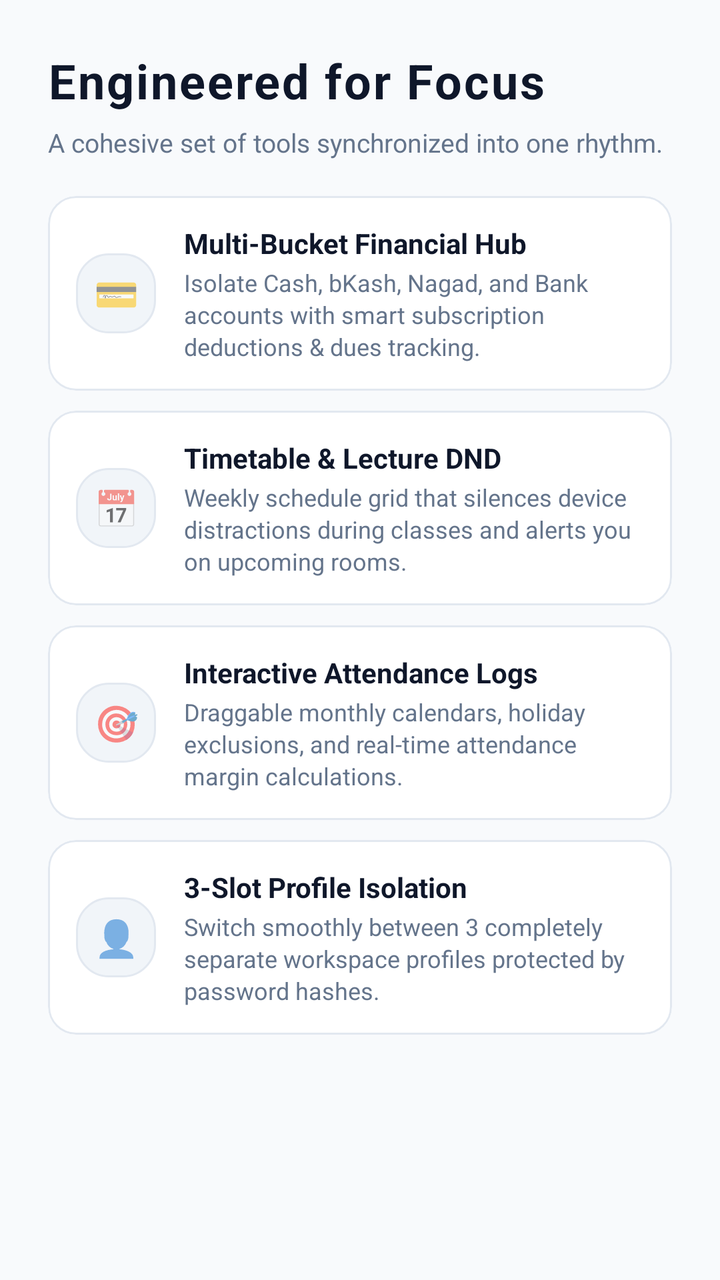
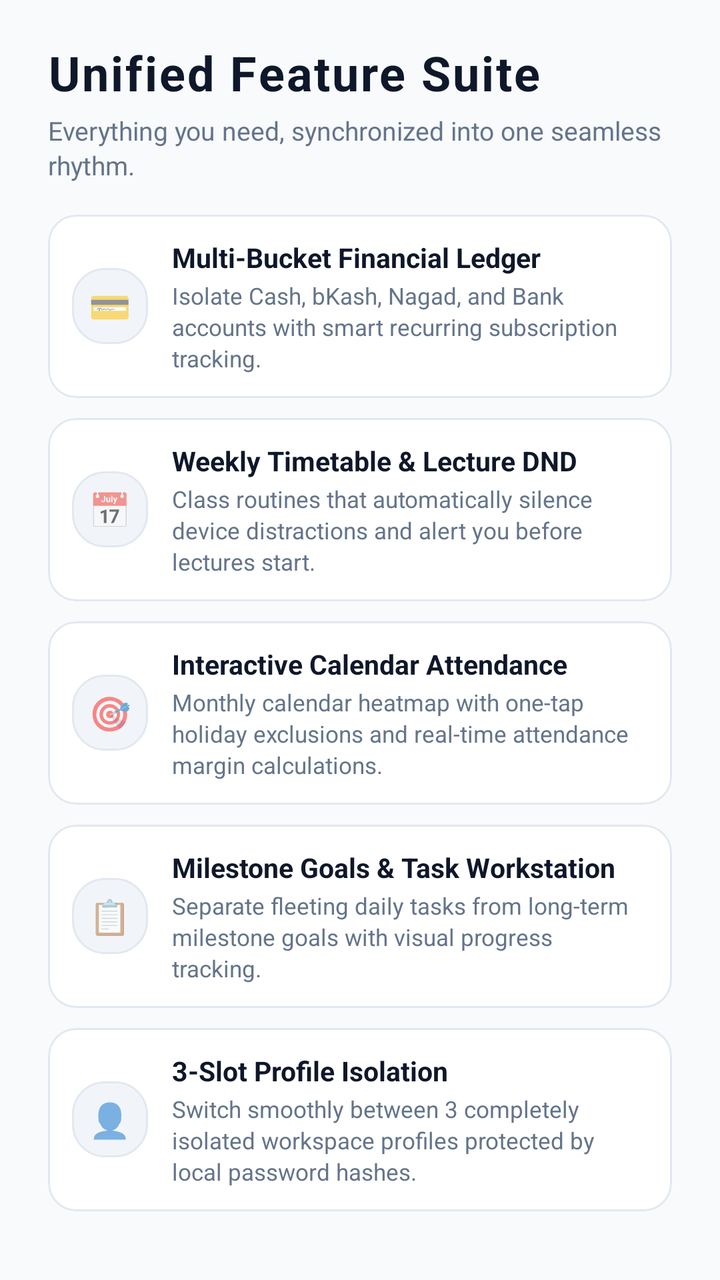

An Android layout rendered at two revisions. The XML below is the earlier revision; the diff shows what the commit changed to produce the second picture.
<!-- AndroidManifest.xml: application theme Theme.LifeSync -->
<!-- res/layout/item_onboarding_features.xml -->
<?xml version="1.0" encoding="utf-8"?>
<ScrollView xmlns:android="http://schemas.android.com/apk/res/android"
    xmlns:app="http://schemas.android.com/apk/res-auto"
    android:layout_width="match_parent"
    android:layout_height="match_parent"
    android:fillViewport="true">

    <LinearLayout
        android:layout_width="match_parent"
        android:layout_height="wrap_content"
        android:orientation="vertical"
        android:paddingHorizontal="24dp"
        android:paddingVertical="24dp">

        <TextView
            android:layout_width="wrap_content"
            android:layout_height="wrap_content"
            android:letterSpacing="0.04"
            android:text="Engineered for Focus"
            android:textColor="@color/text_primary"
            android:textSize="24sp"
            android:textStyle="bold" />

        <TextView
            android:layout_width="wrap_content"
            android:layout_height="wrap_content"
            android:layout_marginTop="6dp"
            android:text="A cohesive set of tools synchronized into one rhythm."
            android:textColor="@color/text_secondary"
            android:textSize="13sp" />

        
        <com.google.android.material.card.MaterialCardView
            android:layout_width="match_parent"
            android:layout_height="wrap_content"
            android:layout_marginTop="18dp"
            android:layout_marginBottom="10dp"
            app:cardBackgroundColor="@color/surface_card"
            app:cardCornerRadius="14dp"
            app:cardElevation="0dp"
            app:strokeColor="@color/card_stroke"
            app:strokeWidth="1dp">

            <LinearLayout
                android:layout_width="match_parent"
                android:layout_height="wrap_content"
                android:gravity="center_vertical"
                android:orientation="horizontal"
                android:padding="14dp">

                <TextView
                    android:layout_width="40dp"
                    android:layout_height="40dp"
                    android:background="@drawable/bg_glass_squircle_action"
                    android:gravity="center"
                    android:text="💳"
                    android:textSize="18sp" />

                <LinearLayout
                    android:layout_width="0dp"
                    android:layout_height="wrap_content"
                    android:layout_marginStart="14dp"
                    android:layout_weight="1"
                    android:orientation="vertical">

                    <TextView
                        android:layout_width="wrap_content"
                        android:layout_height="wrap_content"
                        android:text="Multi-Bucket Financial Hub"
                        android:textColor="@color/text_primary"
                        android:textSize="14sp"
                        android:textStyle="bold" />

                    <TextView
                        android:layout_width="wrap_content"
                        android:layout_height="wrap_content"
                        android:layout_marginTop="2dp"
                        android:text="Isolate Cash, bKash, Nagad, and Bank accounts with smart subscription deductions &amp; dues tracking."
                        android:textColor="@color/text_secondary"
                        android:textSize="12sp" />
                </LinearLayout>
            </LinearLayout>
        </com.google.android.material.card.MaterialCardView>

        
        <com.google.android.material.card.MaterialCardView
            android:layout_width="match_parent"
            android:layout_height="wrap_content"
            android:layout_marginBottom="10dp"
            app:cardBackgroundColor="@color/surface_card"
            app:cardCornerRadius="14dp"
            app:cardElevation="0dp"
            app:strokeColor="@color/card_stroke"
            app:strokeWidth="1dp">

            <LinearLayout
                android:layout_width="match_parent"
                android:layout_height="wrap_content"
                android:gravity="center_vertical"
                android:orientation="horizontal"
                android:padding="14dp">

                <TextView
                    android:layout_width="40dp"
                    android:layout_height="40dp"
                    android:background="@drawable/bg_glass_squircle_action"
                    android:gravity="center"
                    android:text="📅"
                    android:textSize="18sp" />

                <LinearLayout
                    android:layout_width="0dp"
                    android:layout_height="wrap_content"
                    android:layout_marginStart="14dp"
                    android:layout_weight="1"
                    android:orientation="vertical">

                    <TextView
                        android:layout_width="wrap_content"
                        android:layout_height="wrap_content"
                        android:text="Timetable &amp; Lecture DND"
                        android:textColor="@color/text_primary"
                        android:textSize="14sp"
                        android:textStyle="bold" />

                    <TextView
                        android:layout_width="wrap_content"
                        android:layout_height="wrap_content"
                        android:layout_marginTop="2dp"
                        android:text="Weekly schedule grid that silences device distractions during classes and alerts you on upcoming rooms."
                        android:textColor="@color/text_secondary"
                        android:textSize="12sp" />
                </LinearLayout>
            </LinearLayout>
        </com.google.android.material.card.MaterialCardView>

        
        <com.google.android.material.card.MaterialCardView
            android:layout_width="match_parent"
            android:layout_height="wrap_content"
            android:layout_marginBottom="10dp"
            app:cardBackgroundColor="@color/surface_card"
            app:cardCornerRadius="14dp"
            app:cardElevation="0dp"
            app:strokeColor="@color/card_stroke"
            app:strokeWidth="1dp">

            <LinearLayout
                android:layout_width="match_parent"
                android:layout_height="wrap_content"
                android:gravity="center_vertical"
                android:orientation="horizontal"
                android:padding="14dp">

                <TextView
                    android:layout_width="40dp"
                    android:layout_height="40dp"
                    android:background="@drawable/bg_glass_squircle_action"
                    android:gravity="center"
                    android:text="🎯"
                    android:textSize="18sp" />

                <LinearLayout
                    android:layout_width="0dp"
                    android:layout_height="wrap_content"
                    android:layout_marginStart="14dp"
                    android:layout_weight="1"
                    android:orientation="vertical">

                    <TextView
                        android:layout_width="wrap_content"
                        android:layout_height="wrap_content"
                        android:text="Interactive Attendance Logs"
                        android:textColor="@color/text_primary"
                        android:textSize="14sp"
                        android:textStyle="bold" />

                    <TextView
                        android:layout_width="wrap_content"
                        android:layout_height="wrap_content"
                        android:layout_marginTop="2dp"
                        android:text="Draggable monthly calendars, holiday exclusions, and real-time attendance margin calculations."
                        android:textColor="@color/text_secondary"
                        android:textSize="12sp" />
                </LinearLayout>
            </LinearLayout>
        </com.google.android.material.card.MaterialCardView>

        
        <com.google.android.material.card.MaterialCardView
            android:layout_width="match_parent"
            android:layout_height="wrap_content"
            android:layout_marginBottom="14dp"
            app:cardBackgroundColor="@color/surface_card"
            app:cardCornerRadius="14dp"
            app:cardElevation="0dp"
            app:strokeColor="@color/card_stroke"
            app:strokeWidth="1dp">

            <LinearLayout
                android:layout_width="match_parent"
                android:layout_height="wrap_content"
                android:gravity="center_vertical"
                android:orientation="horizontal"
                android:padding="14dp">

                <TextView
                    android:layout_width="40dp"
                    android:layout_height="40dp"
                    android:background="@drawable/bg_glass_squircle_action"
                    android:gravity="center"
                    android:text="👤"
                    android:textSize="18sp" />

                <LinearLayout
                    android:layout_width="0dp"
                    android:layout_height="wrap_content"
                    android:layout_marginStart="14dp"
                    android:layout_weight="1"
                    android:orientation="vertical">

                    <TextView
                        android:layout_width="wrap_content"
                        android:layout_height="wrap_content"
                        android:text="3-Slot Profile Isolation"
                        android:textColor="@color/text_primary"
                        android:textSize="14sp"
                        android:textStyle="bold" />

                    <TextView
                        android:layout_width="wrap_content"
                        android:layout_height="wrap_content"
                        android:layout_marginTop="2dp"
                        android:text="Switch smoothly between 3 completely separate workspace profiles protected by password hashes."
                        android:textColor="@color/text_secondary"
                        android:textSize="12sp" />
                </LinearLayout>
            </LinearLayout>
        </com.google.android.material.card.MaterialCardView>

    </LinearLayout>
</ScrollView>
<!-- resources referenced by this layout -->
<resources>
  <color name="card_stroke">#E2E8F0</color>
  <color name="surface_card">#FFFFFF</color>
  <color name="text_primary">#0F172A</color>
  <color name="text_secondary">#64748B</color>
  <!-- drawable bg_glass_squircle_action (drawable) -->
  <?xml version="1.0" encoding="utf-8"?>
  <ripple xmlns:android="http://schemas.android.com/apk/res/android"
      android:color="#200284C7">
      <item>
          <shape android:shape="rectangle">
              <corners android:radius="16dp" />
              <solid android:color="@color/surface_variant" />
              <stroke
                  android:width="1dp"
                  android:color="@color/card_stroke" />
          </shape>
      </item>
  </ripple>
  <style name="Theme.LifeSync" parent="Theme.MaterialComponents.DayNight.NoActionBar">
          <item name="colorPrimary">@color/primary</item>
          <item name="colorPrimaryVariant">@color/primary_variant</item>
          <item name="colorOnPrimary">@color/on_primary</item>
          <item name="colorSecondary">@color/secondary</item>
          <item name="colorSecondaryVariant">@color/secondary_variant</item>
          <item name="colorOnSecondary">@color/on_secondary</item>
          <item name="colorSurface">@color/surface</item>
          <item name="colorOnSurface">@color/text_primary</item>
          <item name="colorOnBackground">@color/text_primary</item>
          <item name="colorOnSurfaceVariant">@color/text_secondary</item>
          <item name="colorOutline">@color/text_secondary</item>
          <item name="android:colorBackground">@color/background</item>
          <item name="android:windowBackground">@color/background</item>
          <item name="android:textColorPrimary">@color/text_primary</item>
          <item name="android:textColorSecondary">@color/text_secondary</item>
          <item name="android:statusBarColor">@color/background</item>
          <item name="android:windowLightStatusBar">true</item>
          <item name="android:navigationBarColor">@color/background</item>
          <item name="materialCardViewStyle">@style/CardElevationRounded</item>
          <item name="android:textViewStyle">@style/DuoRhythmTextView</item>
          <item name="android:editTextStyle">@style/DuoRhythmEditText</item>
          <item name="editTextStyle">@style/DuoRhythmEditText</item>
      </style>
  <color name="surface_variant">#F1F5F9</color>
  <color name="primary">#0284C7</color>
  <color name="primary_variant">#0369A1</color>
  <color name="on_primary">#FFFFFF</color>
  <color name="secondary">#7C3AED</color>
  <color name="secondary_variant">#6D28D9</color>
  <color name="on_secondary">#FFFFFF</color>
  <color name="surface">#FFFFFF</color>
  <color name="background">#F8FAFC</color>
  <style name="CardElevationRounded" parent="Widget.MaterialComponents.CardView">
          <item name="cardCornerRadius">22dp</item>
          <item name="cardElevation">2dp</item>
          <item name="strokeWidth">1dp</item>
          <item name="strokeColor">@color/card_stroke</item>
          <item name="cardBackgroundColor">@color/surface_card</item>
      </style>
  <style name="DuoRhythmTextView" parent="android:Widget.TextView">
          <item name="android:lineSpacingExtra">2dp</item>
          <item name="android:fontFamily">sans-serif</item>
          <item name="android:includeFontPadding">true</item>
      </style>
  <style name="DuoRhythmEditText" parent="android:Widget.EditText">
          <item name="android:lineSpacingExtra">2dp</item>
          <item name="android:fontFamily">sans-serif</item>
          <item name="android:includeFontPadding">true</item>
          <item name="android:textColor">@color/text_primary</item>
          <item name="android:textColorHint">@color/text_secondary</item>
      </style>
</resources>

<!-- the commit's change to res/layout/item_onboarding_features.xml (unified diff, before → after) -->
@@ -10,13 +10,13 @@
         android:layout_height="wrap_content"
         android:orientation="vertical"
         android:paddingHorizontal="24dp"
-        android:paddingVertical="24dp">
+        android:paddingVertical="20dp">
 
         <TextView
             android:layout_width="wrap_content"
             android:layout_height="wrap_content"
             android:letterSpacing="0.04"
-            android:text="Engineered for Focus"
+            android:text="Unified Feature Suite"
             android:textColor="@color/text_primary"
             android:textSize="24sp"
             android:textStyle="bold" />
@@ -24,8 +24,8 @@
         <TextView
             android:layout_width="wrap_content"
             android:layout_height="wrap_content"
-            android:layout_marginTop="6dp"
-            android:text="A cohesive set of tools synchronized into one rhythm."
+            android:layout_marginTop="4dp"
+            android:text="Everything you need, synchronized into one seamless rhythm."
             android:textColor="@color/text_secondary"
             android:textSize="13sp" />
 
@@ -33,155 +33,207 @@
         <com.google.android.material.card.MaterialCardView
             android:layout_width="match_parent"
             android:layout_height="wrap_content"
-            android:layout_marginTop="18dp"
-            android:layout_marginBottom="10dp"
-            app:cardBackgroundColor="@color/surface_card"
-            app:cardCornerRadius="14dp"
-            app:cardElevation="0dp"
-            app:strokeColor="@color/card_stroke"
-            app:strokeWidth="1dp">
-
-            <LinearLayout
-                android:layout_width="match_parent"
-                android:layout_height="wrap_content"
-                android:gravity="center_vertical"
-                android:orientation="horizontal"
-                android:padding="14dp">
-
-                <TextView
-                    android:layout_width="40dp"
-                    android:layout_height="40dp"
+            android:layout_marginTop="16dp"
+            android:layout_marginBottom="10dp"
+            app:cardBackgroundColor="@color/surface_card"
+            app:cardCornerRadius="14dp"
+            app:cardElevation="0dp"
+            app:strokeColor="@color/card_stroke"
+            app:strokeWidth="1dp">
+
+            <LinearLayout
+                android:layout_width="match_parent"
+                android:layout_height="wrap_content"
+                android:gravity="center_vertical"
+                android:orientation="horizontal"
+                android:padding="12dp">
+
+                <TextView
+                    android:layout_width="38dp"
+                    android:layout_height="38dp"
                     android:background="@drawable/bg_glass_squircle_action"
                     android:gravity="center"
                     android:text="💳"
-                    android:textSize="18sp" />
-
-                <LinearLayout
-                    android:layout_width="0dp"
-                    android:layout_height="wrap_content"
-                    android:layout_marginStart="14dp"
-                    android:layout_weight="1"
-                    android:orientation="vertical">
-
-                    <TextView
-                        android:layout_width="wrap_content"
-                        android:layout_height="wrap_content"
-                        android:text="Multi-Bucket Financial Hub"
-                        android:textColor="@color/text_primary"
-                        android:textSize="14sp"
-                        android:textStyle="bold" />
-
-                    <TextView
-                        android:layout_width="wrap_content"
-                        android:layout_height="wrap_content"
-                        android:layout_marginTop="2dp"
-                        android:text="Isolate Cash, bKash, Nagad, and Bank accounts with smart subscription deductions &amp; dues tracking."
-                        android:textColor="@color/text_secondary"
-                        android:textSize="12sp" />
-                </LinearLayout>
-            </LinearLayout>
-        </com.google.android.material.card.MaterialCardView>
-
-        
-        <com.google.android.material.card.MaterialCardView
-            android:layout_width="match_parent"
-            android:layout_height="wrap_content"
-            android:layout_marginBottom="10dp"
-            app:cardBackgroundColor="@color/surface_card"
-            app:cardCornerRadius="14dp"
-            app:cardElevation="0dp"
-            app:strokeColor="@color/card_stroke"
-            app:strokeWidth="1dp">
-
-            <LinearLayout
-                android:layout_width="match_parent"
-                android:layout_height="wrap_content"
-                android:gravity="center_vertical"
-                android:orientation="horizontal"
-                android:padding="14dp">
-
-                <TextView
-                    android:layout_width="40dp"
-                    android:layout_height="40dp"
+                    android:textSize="17sp" />
+
+                <LinearLayout
+                    android:layout_width="0dp"
+                    android:layout_height="wrap_content"
+                    android:layout_marginStart="12dp"
+                    android:layout_weight="1"
+                    android:orientation="vertical">
+
+                    <TextView
+                        android:layout_width="wrap_content"
+                        android:layout_height="wrap_content"
+                        android:text="Multi-Bucket Financial Ledger"
+                        android:textColor="@color/text_primary"
+                        android:textSize="13.5sp"
+                        android:textStyle="bold" />
+
+                    <TextView
+                        android:layout_width="wrap_content"
+                        android:layout_height="wrap_content"
+                        android:layout_marginTop="2dp"
+                        android:text="Isolate Cash, bKash, Nagad, and Bank accounts with smart recurring subscription tracking."
+                        android:textColor="@color/text_secondary"
+                        android:textSize="11.5sp" />
+                </LinearLayout>
+            </LinearLayout>
+        </com.google.android.material.card.MaterialCardView>
+
+        
+        <com.google.android.material.card.MaterialCardView
+            android:layout_width="match_parent"
+            android:layout_height="wrap_content"
+            android:layout_marginBottom="10dp"
+            app:cardBackgroundColor="@color/surface_card"
+            app:cardCornerRadius="14dp"
+            app:cardElevation="0dp"
+            app:strokeColor="@color/card_stroke"
+            app:strokeWidth="1dp">
+
+            <LinearLayout
+                android:layout_width="match_parent"
+                android:layout_height="wrap_content"
+                android:gravity="center_vertical"
+                android:orientation="horizontal"
+                android:padding="12dp">
+
+                <TextView
+                    android:layout_width="38dp"
+                    android:layout_height="38dp"
                     android:background="@drawable/bg_glass_squircle_action"
                     android:gravity="center"
                     android:text="📅"
-                    android:textSize="18sp" />
-
-                <LinearLayout
-                    android:layout_width="0dp"
-                    android:layout_height="wrap_content"
-                    android:layout_marginStart="14dp"
-                    android:layout_weight="1"
-                    android:orientation="vertical">
-
-                    <TextView
-                        android:layout_width="wrap_content"
-                        android:layout_height="wrap_content"
-                        android:text="Timetable &amp; Lecture DND"
-                        android:textColor="@color/text_primary"
-                        android:textSize="14sp"
-                        android:textStyle="bold" />
-
-                    <TextView
-                        android:layout_width="wrap_content"
-                        android:layout_height="wrap_content"
-                        android:layout_marginTop="2dp"
-                        android:text="Weekly schedule grid that silences device distractions during classes and alerts you on upcoming rooms."
-                        android:textColor="@color/text_secondary"
-                        android:textSize="12sp" />
-                </LinearLayout>
-            </LinearLayout>
-        </com.google.android.material.card.MaterialCardView>
-
-        
-        <com.google.android.material.card.MaterialCardView
-            android:layout_width="match_parent"
-            android:layout_height="wrap_content"
-            android:layout_marginBottom="10dp"
-            app:cardBackgroundColor="@color/surface_card"
-            app:cardCornerRadius="14dp"
-            app:cardElevation="0dp"
-            app:strokeColor="@color/card_stroke"
-            app:strokeWidth="1dp">
-
-            <LinearLayout
-                android:layout_width="match_parent"
-                android:layout_height="wrap_content"
-                android:gravity="center_vertical"
-                android:orientation="horizontal"
-                android:padding="14dp">
-
-                <TextView
-                    android:layout_width="40dp"
-                    android:layout_height="40dp"
+                    android:textSize="17sp" />
+
+                <LinearLayout
+                    android:layout_width="0dp"
+                    android:layout_height="wrap_content"
+                    android:layout_marginStart="12dp"
+                    android:layout_weight="1"
+                    android:orientation="vertical">
+
+                    <TextView
+                        android:layout_width="wrap_content"
+                        android:layout_height="wrap_content"
+                        android:text="Weekly Timetable &amp; Lecture DND"
+                        android:textColor="@color/text_primary"
+                        android:textSize="13.5sp"
+                        android:textStyle="bold" />
+
+                    <TextView
+                        android:layout_width="wrap_content"
+                        android:layout_height="wrap_content"
+                        android:layout_marginTop="2dp"
+                        android:text="Class routines that automatically silence device distractions and alert you before lectures start."
+                        android:textColor="@color/text_secondary"
+                        android:textSize="11.5sp" />
+                </LinearLayout>
+            </LinearLayout>
+        </com.google.android.material.card.MaterialCardView>
+
+        
+        <com.google.android.material.card.MaterialCardView
+            android:layout_width="match_parent"
+            android:layout_height="wrap_content"
+            android:layout_marginBottom="10dp"
+            app:cardBackgroundColor="@color/surface_card"
+            app:cardCornerRadius="14dp"
+            app:cardElevation="0dp"
+            app:strokeColor="@color/card_stroke"
+            app:strokeWidth="1dp">
+
+            <LinearLayout
+                android:layout_width="match_parent"
+                android:layout_height="wrap_content"
+                android:gravity="center_vertical"
+                android:orientation="horizontal"
+                android:padding="12dp">
+
+                <TextView
+                    android:layout_width="38dp"
+                    android:layout_height="38dp"
                     android:background="@drawable/bg_glass_squircle_action"
                     android:gravity="center"
                     android:text="🎯"
-                    android:textSize="18sp" />
-
-                <LinearLayout
-                    android:layout_width="0dp"
-                    android:layout_height="wrap_content"
-                    android:layout_marginStart="14dp"
-                    android:layout_weight="1"
-                    android:orientation="vertical">
-
-                    <TextView
-                        android:layout_width="wrap_content"
-                        android:layout_height="wrap_content"
-                        android:text="Interactive Attendance Logs"
-                        android:textColor="@color/text_primary"
-                        android:textSize="14sp"
-                        android:textStyle="bold" />
-
-                    <TextView
-                        android:layout_width="wrap_content"
-                        android:layout_height="wrap_content"
-                        android:layout_marginTop="2dp"
-                        android:text="Draggable monthly calendars, holiday exclusions, and real-time attendance margin calculations."
-                        android:textColor="@color/text_secondary"
-                        android:textSize="12sp" />
+                    android:textSize="17sp" />
+
+                <LinearLayout
+                    android:layout_width="0dp"
+                    android:layout_height="wrap_content"
+                    android:layout_marginStart="12dp"
+                    android:layout_weight="1"
+                    android:orientation="vertical">
+
+                    <TextView
+                        android:layout_width="wrap_content"
+                        android:layout_height="wrap_content"
+                        android:text="Interactive Calendar Attendance"
+                        android:textColor="@color/text_primary"
+                        android:textSize="13.5sp"
+                        android:textStyle="bold" />
+
+                    <TextView
+                        android:layout_width="wrap_content"
+                        android:layout_height="wrap_content"
+                        android:layout_marginTop="2dp"
+                        android:text="Monthly calendar heatmap with one-tap holiday exclusions and real-time attendance margin calculations."
+                        android:textColor="@color/text_secondary"
+                        android:textSize="11.5sp" />
+                </LinearLayout>
+            </LinearLayout>
+        </com.google.android.material.card.MaterialCardView>
+
+        
+        <com.google.android.material.card.MaterialCardView
+            android:layout_width="match_parent"
+            android:layout_height="wrap_content"
+            android:layout_marginBottom="10dp"
+            app:cardBackgroundColor="@color/surface_card"
+            app:cardCornerRadius="14dp"
+            app:cardElevation="0dp"
+            app:strokeColor="@color/card_stroke"
+            app:strokeWidth="1dp">
+
+            <LinearLayout
+                android:layout_width="match_parent"
+                android:layout_height="wrap_content"
+                android:gravity="center_vertical"
+                android:orientation="horizontal"
+                android:padding="12dp">
+
+                <TextView
+                    android:layout_width="38dp"
+                    android:layout_height="38dp"
+                    android:background="@drawable/bg_glass_squircle_action"
+                    android:gravity="center"
+                    android:text="📋"
+                    android:textSize="17sp" />
+
+                <LinearLayout
+                    android:layout_width="0dp"
+                    android:layout_height="wrap_content"
+                    android:layout_marginStart="12dp"
+                    android:layout_weight="1"
+                    android:orientation="vertical">
+
+                    <TextView
+                        android:layout_width="wrap_content"
+                        android:layout_height="wrap_content"
+                        android:text="Milestone Goals &amp; Task Workstation"
+                        android:textColor="@color/text_primary"
+                        android:textSize="13.5sp"
+                        android:textStyle="bold" />
+
+                    <TextView
+                        android:layout_width="wrap_content"
+                        android:layout_height="wrap_content"
+                        android:layout_marginTop="2dp"
+                        android:text="Separate fleeting daily tasks from long-term milestone goals with visual progress tracking."
+                        android:textColor="@color/text_secondary"
+                        android:textSize="11.5sp" />
                 </LinearLayout>
             </LinearLayout>
         </com.google.android.material.card.MaterialCardView>
@@ -202,20 +254,20 @@
                 android:layout_height="wrap_content"
                 android:gravity="center_vertical"
                 android:orientation="horizontal"
-                android:padding="14dp">
-
-                <TextView
-                    android:layout_width="40dp"
-                    android:layout_height="40dp"
+                android:padding="12dp">
+
+                <TextView
+                    android:layout_width="38dp"
+                    android:layout_height="38dp"
                     android:background="@drawable/bg_glass_squircle_action"
                     android:gravity="center"
                     android:text="👤"
-                    android:textSize="18sp" />
-
-                <LinearLayout
-                    android:layout_width="0dp"
-                    android:layout_height="wrap_content"
-                    android:layout_marginStart="14dp"
+                    android:textSize="17sp" />
+
+                <LinearLayout
+                    android:layout_width="0dp"
+                    android:layout_height="wrap_content"
+                    android:layout_marginStart="12dp"
                     android:layout_weight="1"
                     android:orientation="vertical">
 
@@ -224,16 +276,16 @@
                         android:layout_height="wrap_content"
                         android:text="3-Slot Profile Isolation"
                         android:textColor="@color/text_primary"
-                        android:textSize="14sp"
-                        android:textStyle="bold" />
-
-                    <TextView
-                        android:layout_width="wrap_content"
-                        android:layout_height="wrap_content"
-                        android:layout_marginTop="2dp"
-                        android:text="Switch smoothly between 3 completely separate workspace profiles protected by password hashes."
-                        android:textColor="@color/text_secondary"
-                        android:textSize="12sp" />
+                        android:textSize="13.5sp"
+                        android:textStyle="bold" />
+
+                    <TextView
+                        android:layout_width="wrap_content"
+                        android:layout_height="wrap_content"
+                        android:layout_marginTop="2dp"
+                        android:text="Switch smoothly between 3 completely isolated workspace profiles protected by local password hashes."
+                        android:textColor="@color/text_secondary"
+                        android:textSize="11.5sp" />
                 </LinearLayout>
             </LinearLayout>
         </com.google.android.material.card.MaterialCardView>
